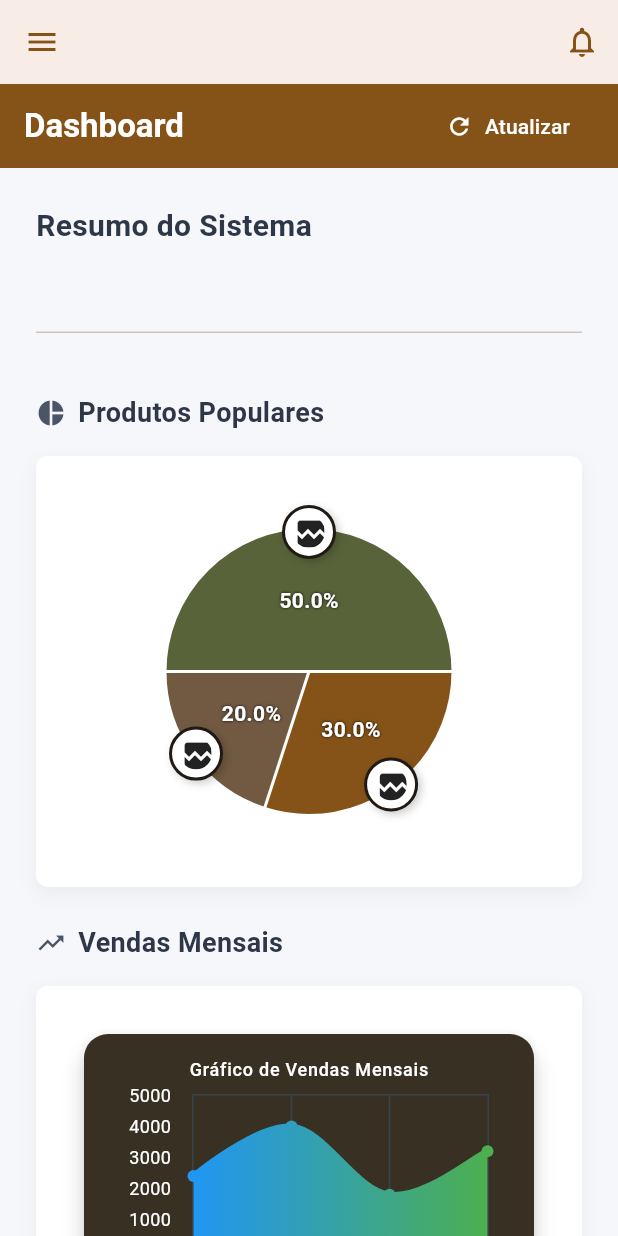
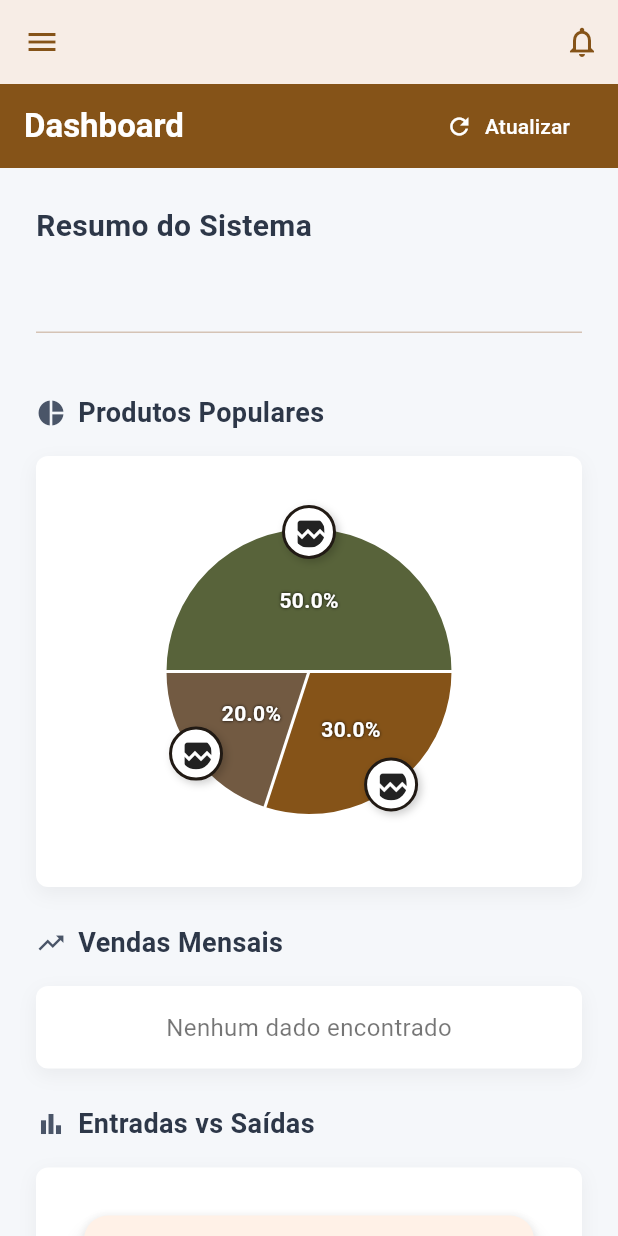
Before and after one commit to rafaelgust/pex_descomplica, a Flutter app: the DashboardView screen opened by its route, on a phone screen of 412 x 824 dp. Run offline on Flutter 3.47's test engine with Material 3 defaults, Android fonts, the phone set to English and light mode, and no system bars; drawn by our look-alikes of fl_chart; our stand-ins replace dartz, data_table_2, flutter_secure_storage, flutter_spinkit, get_it, go_router and 4 more; missing offline and left inert: universal_html; accounts and stored records are empty; network calls fail; statements that could not run were skipped.

Commit message:
feat: update charts to use InvoicesMonthlyModel and implement ValueListenableBuilder for dynamic data

```diff
--- a/lib/ui/views/dashboard_view.dart
+++ b/lib/ui/views/dashboard_view.dart
@@ -129,8 +129,8 @@ class _DashboardViewState extends State<DashboardView> {
                         const Divider(height: 1),
                         const SizedBox(height: 40),
                         responsive.isMobile(context)
-                            ? MobileCharts()
-                            : DesktopCharts(),
+                            ? MobileCharts(controller: _controller)
+                            : DesktopCharts(controller: _controller),
                         const SizedBox(height: 32),
                       ],
                     ),
--- a/lib/ui/views/widgets/home/dashboard/charts/line_chart_widget.dart
+++ b/lib/ui/views/widgets/home/dashboard/charts/line_chart_widget.dart
@@ -1,8 +1,12 @@
 import 'package:fl_chart/fl_chart.dart';
 import 'package:flutter/material.dart';
+import 'package:intl/intl.dart';
+
+import '../../../../../../data/models/invoice/invoices_monthly_model.dart';
+import '../../../../../../data/services/internationalization/intl_service.dart';
 
 class LineChartWidget extends StatefulWidget {
-  final List<Map<String, dynamic>> data;
+  final List<InvoicesMonthlyModel> data;
 
   const LineChartWidget({super.key, required this.data});
 
@@ -29,26 +33,10 @@ class _LineChartWidgetState extends State<LineChartWidget> {
           ),
           color: const Color.fromARGB(255, 55, 48, 35),
           child: Padding(
-            padding: const EdgeInsets.symmetric(horizontal: 30, vertical: 8),
-            child: Column(
-              children: [
-                Padding(
-                  padding: const EdgeInsets.all(8.0),
-                  child: Align(
-                    alignment: Alignment.topCenter,
-                    child: Text(
-                      'Gráfico de Vendas Mensais',
-                      style: Theme.of(
-                        context,
-                      ).textTheme.labelMedium?.copyWith(color: Colors.white),
-                    ),
-                  ),
-                ),
-                AspectRatio(
-                  aspectRatio: 1.70,
-                  child: LineChart(showAvg ? avgData() : mainData()),
-                ),
-              ],
+            padding: const EdgeInsets.symmetric(horizontal: 30, vertical: 30),
+            child: AspectRatio(
+              aspectRatio: 1.70,
+              child: LineChart(showAvg ? avgData() : mainData()),
             ),
           ),
         ),
@@ -61,11 +49,18 @@ class _LineChartWidgetState extends State<LineChartWidget> {
     final labels = <String>[];
 
     for (var i = 0; i < widget.data.length; i++) {
-      spots.add(
-        FlSpot(i.toDouble(), (widget.data[i]['value'] ?? 0).toDouble()),
+      final item = widget.data[i];
+      spots.add(FlSpot(i.toDouble(), item.totalValue.toDouble()));
+      labels.add(
+        '${DateFormat.MMM().format(DateTime(item.year, item.month))}/${item.year}',
       );
-      labels.add(widget.data[i]['title'] ?? '');
     }
+
+    final maxY =
+        widget.data
+            .map((e) => e.totalValue)
+            .reduce((a, b) => a > b ? a : b)
+            .toDouble();
 
     return LineChartData(
       gridData: FlGridData(
@@ -101,10 +96,10 @@ class _LineChartWidgetState extends State<LineChartWidget> {
           sideTitles: SideTitles(
             interval: 1000,
             showTitles: true,
-            reservedSize: 42,
+            reservedSize: 60,
             getTitlesWidget: (value, meta) {
               return Text(
-                '${value.toInt()}',
+                formatCurrency(value.toInt()),
                 style: const TextStyle(color: Colors.white, fontSize: 12),
               );
             },
@@ -122,26 +117,37 @@ class _LineChartWidgetState extends State<LineChartWidget> {
       minX: 0,
       maxX: widget.data.length.toDouble() - 1,
       minY: 0,
-      maxY:
-          widget.data
-              .map((e) => e['value'])
-              .cast<num>()
-              .reduce((a, b) => a > b ? a : b)
-              .toDouble() +
-          1000,
+      maxY: maxY + 1000,
+      lineTouchData: LineTouchData(
+        touchTooltipData: LineTouchTooltipData(
+          getTooltipItems: (touchedSpots) {
+            return touchedSpots.map((touchedSpot) {
+              return LineTooltipItem(
+                formatCurrency(touchedSpot.y.toInt()),
+                const TextStyle(
+                  color: Colors.white,
+                  fontWeight: FontWeight.bold,
+                  fontSize: 12,
+                ),
+              );
+            }).toList();
+          },
+        ),
+      ),
       lineBarsData: [
         LineChartBarData(
           spots: spots,
           isCurved: true,
           gradient: LinearGradient(colors: gradientColors),
-          barWidth: 4,
+          barWidth: 1,
           isStrokeCapRound: true,
           dotData: const FlDotData(show: true),
+
           belowBarData: BarAreaData(
             show: true,
             gradient: LinearGradient(
               colors:
-                  gradientColors.map((c) => c..withValues(alpha: 0.3)).toList(),
+                  gradientColors.map((c) => c.withValues(alpha: 0.3)).toList(),
             ),
           ),
         ),
@@ -152,7 +158,7 @@ class _LineChartWidgetState extends State<LineChartWidget> {
   LineChartData avgData() {
     final spots = <FlSpot>[];
     final avg =
-        widget.data.map((e) => e['value'] as num).reduce((a, b) => a + b) /
+        widget.data.map((e) => e.totalValue).reduce((a, b) => a + b) /
         widget.data.length;
 
     for (var i = 0; i < widget.data.length; i++) {
@@ -165,10 +171,8 @@ class _LineChartWidgetState extends State<LineChartWidget> {
           spots: spots,
           isCurved: true,
           gradient: LinearGradient(
-            colors: [
-              gradientColors[0]..withValues(alpha: 0.5),
-              gradientColors[1]..withValues(alpha: 0.5),
-            ],
+            colors:
+                gradientColors.map((c) => c.withValues(alpha: 0.5)).toList(),
           ),
           barWidth: 4,
           isStrokeCapRound: true,
--- a/lib/ui/views/widgets/home/dashboard/mobile_charts.dart
+++ b/lib/ui/views/widgets/home/dashboard/mobile_charts.dart
@@ -2,13 +2,16 @@ import 'package:flutter/material.dart';
 
 import '../../../../../data/models/dashboard/monthly_bar_chart.dart';
 import '../../../../../data/models/dashboard/product_pie_chart.dart';
+import '../../../../controllers/dashboard_controller.dart';
 import 'charts/bar_chart_widget.dart';
 import 'charts/line_chart_widget.dart';
 import 'charts/pie_chart_widget.dart';
 import 'section_header.dart';
 
 class MobileCharts extends StatelessWidget {
-  const MobileCharts({super.key});
+  final DashboardController controller;
+
+  const MobileCharts({super.key, required this.controller});
 
   @override
   Widget build(BuildContext context) {
@@ -70,18 +73,20 @@ class MobileCharts extends StatelessWidget {
               ),
             ],
           ),
-          child: Column(
-            crossAxisAlignment: CrossAxisAlignment.start,
-            children: [
-              LineChartWidget(
-                data: [
-                  {'title': 'Fev/2025', 'value': 2400},
-                  {'title': 'Mar/2025', 'value': 4000},
-                  {'title': 'Abr/2025', 'value': 1800},
-                  {'title': 'Mai/2025', 'value': 3200},
-                ],
-              ),
-            ],
+          child: ValueListenableBuilder(
+            valueListenable: controller.invoicesMonthly,
+            builder: (BuildContext context, dynamic value, Widget? child) {
+              if (value.isEmpty) {
+                return const Center(
+                  child: Text(
+                    'Nenhum dado encontrado',
+                    style: TextStyle(fontSize: 16, color: Colors.black54),
+                  ),
+                );
+              } else {
+                return LineChartWidget(data: value);
+              }
+            },
           ),
         ),
 
```
Also changed, not shown: lib/ui/views/widgets/home/dashboard/desktop_charts.dart (+24 -8 lines).
